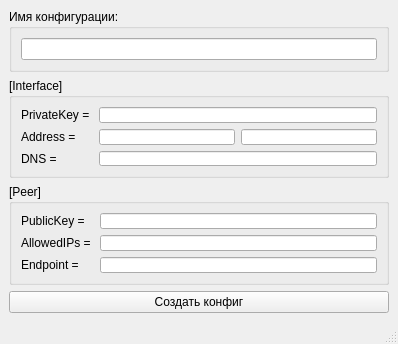
Above: gui.ui from Alexploy777/WG_configMaker before the change. Below: the same form after it.
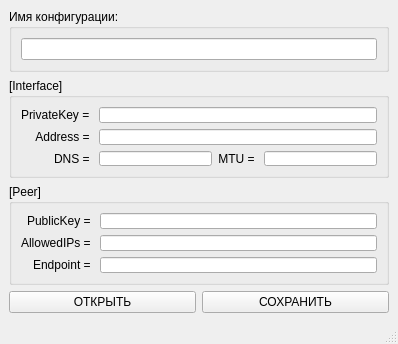
That is the form after the change.

```diff
--- a/gui.ui
+++ b/gui.ui
@@ -16,12 +16,16 @@
     <height>344</height>
    </size>
   </property>
+  <property name="maximumSize">
+   <size>
+    <width>16777215</width>
+    <height>344</height>
+   </size>
+  </property>
   <property name="windowTitle">
    <string>MainWindow</string>
   </property>
   <widget class="QWidget" name="centralwidget">
-   <layout class="QGridLayout" name="gridLayout_5">
-    <item row="0" column="0">
      <layout class="QGridLayout" name="gridLayout_4">
       <item row="0" column="0">
        <widget class="QGroupBox" name="groupBox">
@@ -30,7 +34,7 @@
         </property>
         <layout class="QGridLayout" name="gridLayout_3">
          <item row="0" column="0">
-          <widget class="QLineEdit" name="lineEdit_config_name"/>
+        <widget class="QLineEdit" name="lineEdit_Config_name"/>
          </item>
         </layout>
        </widget>
@@ -48,36 +52,52 @@
            </property>
           </widget>
          </item>
-         <item row="0" column="1" colspan="2">
-          <widget class="QLineEdit" name="lineEdit_PrivateKey">
-           <property name="text">
-            <string/>
-           </property>
-          </widget>
-         </item>
          <item row="1" column="0">
           <widget class="QLabel" name="label_4">
            <property name="text">
             <string>Address = </string>
            </property>
-          </widget>
-         </item>
-         <item row="1" column="1">
-          <widget class="QLineEdit" name="lineEdit_Address_1"/>
-         </item>
-         <item row="1" column="2">
-          <widget class="QLineEdit" name="lineEdit_Address_2"/>
-         </item>
+         <property name="alignment">
+          <set>Qt::AlignRight|Qt::AlignTrailing|Qt::AlignVCenter</set>
+         </property>
+        </widget>
+       </item>
          <item row="2" column="0">
           <widget class="QLabel" name="label_5">
            <property name="text">
             <string>DNS = </string>
            </property>
-          </widget>
-         </item>
-         <item row="2" column="1" colspan="2">
+         <property name="alignment">
+          <set>Qt::AlignRight|Qt::AlignTrailing|Qt::AlignVCenter</set>
+         </property>
+        </widget>
+       </item>
+       <item row="2" column="1">
           <widget class="QLineEdit" name="lineEdit_DNS"/>
          </item>
+       <item row="2" column="2">
+        <widget class="QLabel" name="label">
+         <property name="text">
+          <string>MTU = </string>
+         </property>
+         <property name="alignment">
+          <set>Qt::AlignRight|Qt::AlignTrailing|Qt::AlignVCenter</set>
+         </property>
+        </widget>
+       </item>
+       <item row="2" column="3">
+        <widget class="QLineEdit" name="lineEdit_MTU"/>
+       </item>
+       <item row="0" column="1" colspan="3">
+        <widget class="QLineEdit" name="lineEdit_PrivateKey">
+         <property name="text">
+          <string/>
+         </property>
+        </widget>
+       </item>
+       <item row="1" column="1" colspan="3">
+        <widget class="QLineEdit" name="lineEdit_Address"/>
+       </item>
         </layout>
        </widget>
       </item>
@@ -92,6 +112,9 @@
            <property name="text">
             <string>PublicKey = </string>
            </property>
+         <property name="alignment">
+          <set>Qt::AlignRight|Qt::AlignTrailing|Qt::AlignVCenter</set>
+         </property>
           </widget>
          </item>
          <item row="0" column="1">
@@ -102,6 +125,9 @@
            <property name="text">
             <string>AllowedIPs = </string>
            </property>
+         <property name="alignment">
+          <set>Qt::AlignRight|Qt::AlignTrailing|Qt::AlignVCenter</set>
+         </property>
           </widget>
          </item>
          <item row="1" column="1">
@@ -112,6 +138,9 @@
            <property name="text">
             <string>Endpoint = </string>
            </property>
+         <property name="alignment">
+          <set>Qt::AlignRight|Qt::AlignTrailing|Qt::AlignVCenter</set>
+         </property>
           </widget>
          </item>
          <item row="2" column="1">
@@ -121,9 +150,18 @@
        </widget>
       </item>
       <item row="3" column="0">
-       <widget class="QPushButton" name="pushButton">
+     <layout class="QHBoxLayout" name="horizontalLayout">
+      <item>
+       <widget class="QPushButton" name="pushButton_open">
         <property name="text">
-         <string>Создать конфиг</string>
+         <string>ОТКРЫТЬ</string>
+        </property>
+       </widget>
+      </item>
+      <item>
+       <widget class="QPushButton" name="pushButton_safe">
+        <property name="text">
+         <string>СОХРАНИТЬ</string>
         </property>
        </widget>
       </item>
```
Lines whose indentation alone changed are shown as unchanged.
